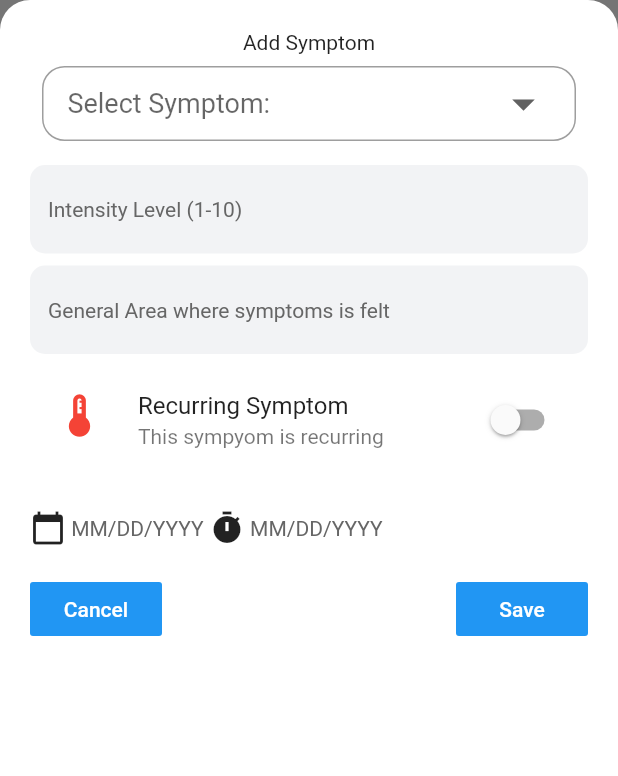
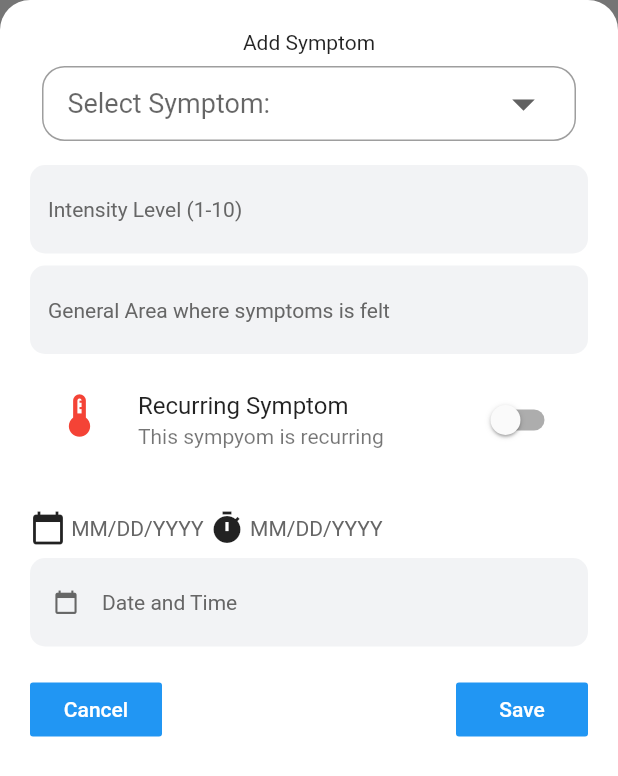
Before and after one commit to Enrickzz/Capstone-Project, a Flutter app: what add_symptoms() shows on an empty page, opened directly, on a phone screen of 412 x 824 dp. Shown: the top 776 px of the screen. Run offline on Flutter 3.47's test engine with Material 2 defaults, Android fonts, the phone set to English and light mode, and no system bars; our stand-ins replace cloud_firestore, file_picker, firebase_auth, firebase_core, firebase_database, firebase_storage and 4 more; missing offline and left inert: flutter_facebook_auth, flutter_login_facebook, gender_picker; accounts and stored records are empty; Roboto replaces fonts that are missing (Roboto-Light.ttf).

Commit message:
date and time

```diff
--- a/lib/data_inputs/add_symptoms.dart
+++ b/lib/data_inputs/add_symptoms.dart
@@ -299,6 +299,84 @@ class _addSymptomsState extends State<add_symptoms> {
                 ),
               ],
             ),
+            SizedBox(height: 8.0),
+            GestureDetector(
+              onTap: ()async{
+                final datePick= await showDatePicker(
+                    context: context,
+                    initialDate: new DateTime.now(),
+                    firstDate: new DateTime(1900),
+                    lastDate: new DateTime(2100)
+                );
+                if(datePick!=null && datePick!=symptomDate){
+                  setState(() {
+                    symptomDate=datePick;
+                    isDateSelected=true;
+
+                    // put it here
+                    symptom_date = "${symptomDate.month}/${symptomDate.day}/${symptomDate.year}"; // 08/14/2019
+                    // AlertDialog alert = AlertDialog(
+                    //   title: Text("My title"),
+                    //   content: Text("This is my message."),
+                    //   actions: [
+                    //
+                    //   ],
+                    // );
+
+                  });
+                }
+
+                final initialTime = TimeOfDay(hour:12, minute: 0);
+                final newTime = await showTimePicker(
+                  context: context,
+                  initialTime: time ?? initialTime,
+                );
+                if(newTime!=null && newTime!=time){
+                  setState(() {
+                    time = newTime;
+                    final hours = time.hour.toString().padLeft(2,'0');
+                    final min = time.minute.toString().padLeft(2,'0');
+                    print("time is " + hours + ":" + min);
+                    symptom_time = "$hours:$min";
+
+                  });
+                }
+                else{
+                  print("AAAAAAAAAAA");
+                }
+              },
+              child: AbsorbPointer(
+                child: TextFormField(
+                  showCursor: false,
+                  decoration: InputDecoration(
+                    border: OutlineInputBorder(
+                      borderRadius: BorderRadius.all(Radius.circular(10.0)),
+                      borderSide: BorderSide(
+                        width:0,
+                        style: BorderStyle.none,
+                      ),
+                    ),
+                    filled: true,
+                    fillColor: Color(0xFFF2F3F5),
+                    hintStyle: TextStyle(
+                        color: Color(0xFF666666),
+                        fontFamily: defaultFontFamily,
+                        fontSize: defaultFontSize),
+                    hintText: "Date and Time",
+                    prefixIcon: Icon(
+                      Icons.calendar_today,
+                      color: Color(0xFF666666),
+                      size: defaultIconSize,
+                    ),
+                  ),
+                  validator: (val) => val.isEmpty ? 'Select Date and Time' : null,
+                  onChanged: (val){
+                    setState((){
+                    });
+                  },
+                ),
+              ),
+            ),
             SizedBox(height: 18.0),
             Row(
               mainAxisAlignment: MainAxisAlignment.spaceBetween,
@@ -466,6 +544,7 @@ class _addSymptomsState extends State<add_symptoms> {
 
     );
   }
+
   Widget buildSingleCheckbox(CheckBoxState checkbox) =>  Visibility(
     visible: isSwitched,
     child: CheckboxListTile(
@@ -479,4 +558,13 @@ class _addSymptomsState extends State<add_symptoms> {
       controlAffinity: ListTileControlAffinity.leading,
     ),
   );
+
+
+  String getText (String date){
+    var dateTime = DateTime.parse(date);
+    var hours = dateTime.hour.toString().padLeft(2, "0");
+    var min = dateTime.minute.toString().padLeft(2, "0");
+    return "${dateTime.month}/${dateTime.day}/${dateTime.year}\r\r$hours:$min";
+  }
+
 }
```
Also changed, not shown: lib/data_inputs/vitals/vitals.dart (+66 -66 lines).
